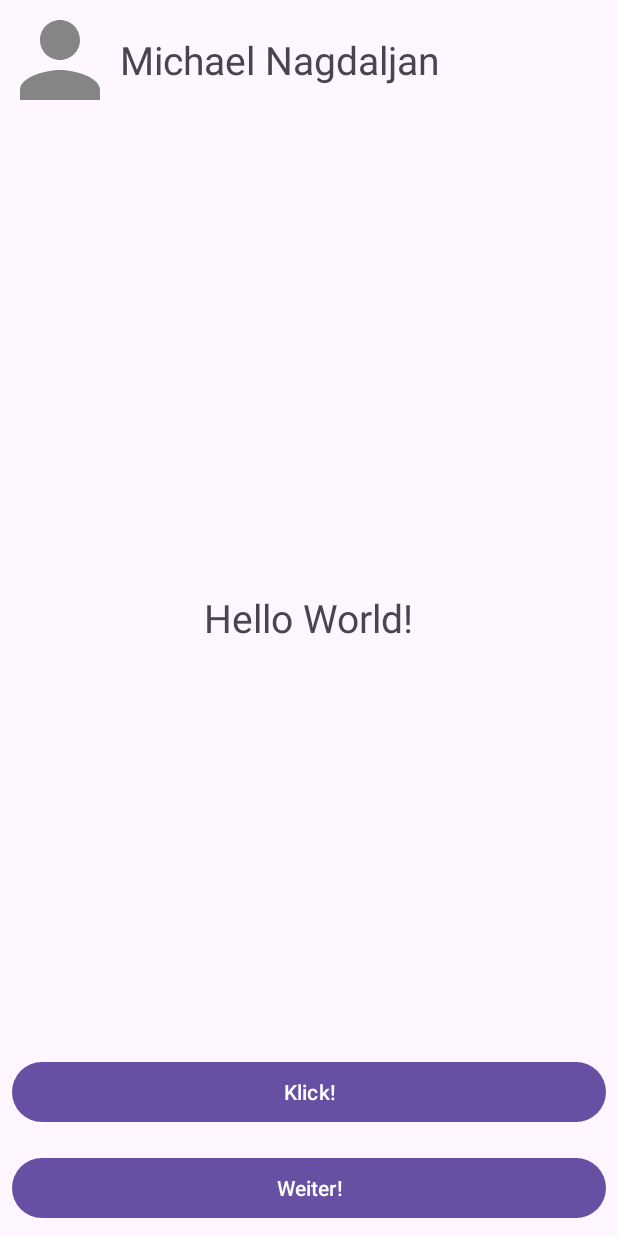
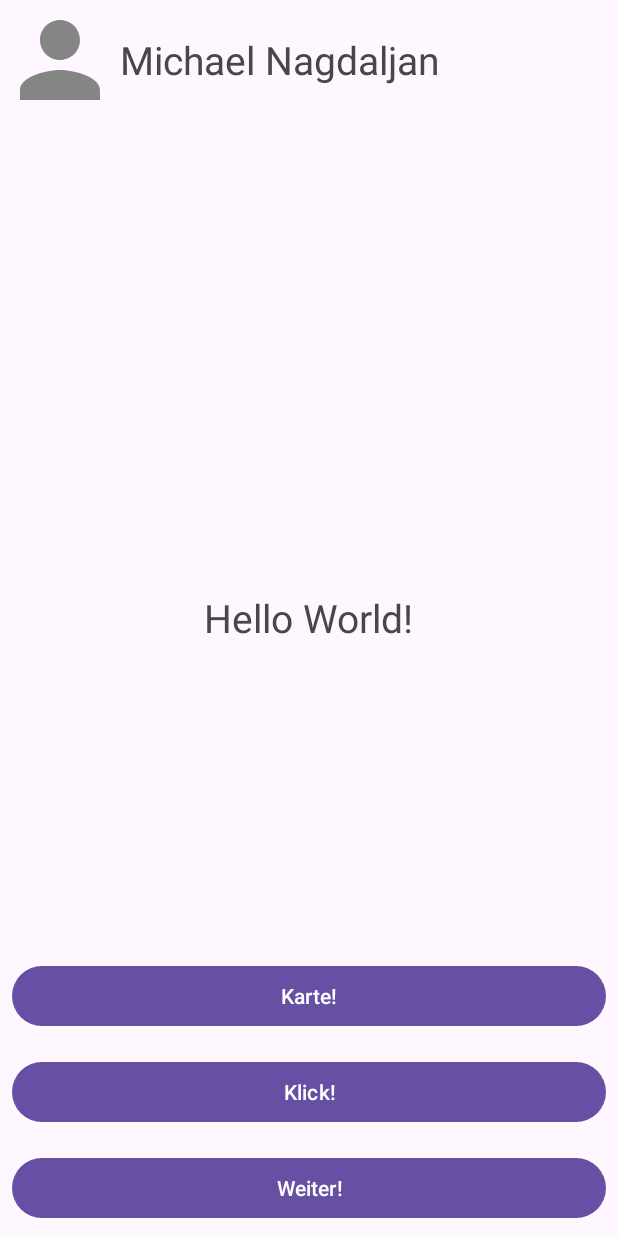
Before and after one commit to michinagdi/Uebung2_HKA_Nagdaljan_neu, an Android app: the screen it shows after launch (MainActivity), on a phone screen of 412 x 824 dp. Run offline under Robolectric (Android 15) with nearby library versions, the phone set to English and light mode, and no system bars.

Commit message:
Übung 3 erledigt

```diff
--- a/app/build.gradle.kts
+++ b/app/build.gradle.kts
@@ -33,6 +33,10 @@ dependencies {
     implementation("androidx.appcompat:appcompat:1.6.1")
     implementation("com.google.android.material:material:1.10.0")
     implementation("androidx.constraintlayout:constraintlayout:2.1.4")
+
+    implementation("org.osmdroid:osmdroid-android:6.1.17")
+    implementation("com.nabinbhandari.android:permissions:3.8")
+
     testImplementation("junit:junit:4.13.2")
     androidTestImplementation("androidx.test.ext:junit:1.1.5")
     androidTestImplementation("androidx.test.espresso:espresso-core:3.5.1")
--- a/app/src/main/java/de/augsburgermichi/hka/uebung2_hka_nagdaljan/Activity_Weiter.java
+++ b/app/src/main/java/de/augsburgermichi/hka/uebung2_hka_nagdaljan/Activity_Weiter.java
@@ -17,7 +17,5 @@ public class Activity_Weiter extends AppCompatActivity {
         textViewWeiter.setText(MainActivity.getTextViewMiddle().getText());
     }
 
-    public void penis() {
 
-    }
 }
--- a/app/src/main/java/de/augsburgermichi/hka/uebung2_hka_nagdaljan/MainActivity.java
+++ b/app/src/main/java/de/augsburgermichi/hka/uebung2_hka_nagdaljan/MainActivity.java
@@ -3,6 +3,7 @@ package de.augsburgermichi.hka.uebung2_hka_nagdaljan;
 import android.content.Intent;
 import android.os.Bundle;
 import android.util.Log;
+import android.view.View;
 import android.widget.Button;
 import android.widget.TextView;
 
@@ -14,6 +15,8 @@ public class MainActivity extends AppCompatActivity {
 
     private Button button_click;
     private Button button_weiter;
+    private Button button_map;
+
     private static TextView textViewMiddle;
     private String[] listOfRandomWords = new String[6];
 
@@ -25,6 +28,8 @@ public class MainActivity extends AppCompatActivity {
 
         button_click = this.findViewById(R.id.btn_click);
         button_weiter = this.findViewById(R.id.btn_next);
+        button_map = this.findViewById(R.id.btn_map);
+
         textViewMiddle = this.findViewById(R.id.txtMessage);
 
         listOfRandomWords[0] = "Heute ist ein schöner Tag!";
@@ -44,6 +49,11 @@ public class MainActivity extends AppCompatActivity {
             this.startActivity(activity_weiter);
         });
 
+        button_map.setOnClickListener(view -> {
+            Intent activity_map = new Intent(this, MapActivity.class);
+            this.startActivity(activity_map);
+        });
+
     }
 
     public static TextView getTextViewMiddle() {
--- a/app/src/main/res/layout/activity_main.xml
+++ b/app/src/main/res/layout/activity_main.xml
@@ -36,6 +36,17 @@
         android:textSize="26sp" />
 
     <Button
+        android:id="@+id/btn_map"
+        android:layout_width="match_parent"
+        android:layout_height="wrap_content"
+        android:layout_above="@id/btn_click"
+        android:layout_marginStart="8dp"
+        android:layout_marginTop="8dp"
+        android:layout_marginEnd="8dp"
+        android:layout_marginBottom="8dp"
+        android:text="@string/karte" />
+
+    <Button
         android:id="@+id/btn_click"
         android:layout_width="match_parent"
         android:layout_height="wrap_content"
@@ -45,6 +56,7 @@
         android:layout_marginEnd="8dp"
         android:layout_marginBottom="8dp"
         android:text="@string/klick" />
+
 
     <Button
         android:id="@+id/btn_next"
--- a/app/src/main/res/values/strings.xml
+++ b/app/src/main/res/values/strings.xml
@@ -5,4 +5,5 @@
     <string name="klick">Klick!</string>
     <string name="weiter">Weiter!</string>
     <string name="michael_nagdaljan">Michael Nagdaljan</string>
+    <string name="karte">Karte!</string>
 </resources>
--- a/settings.gradle.kts
+++ b/settings.gradle.kts
@@ -10,6 +10,7 @@ dependencyResolutionManagement {
     repositories {
         google()
         mavenCentral()
+        jcenter()
     }
 }
 
```
Also changed, not shown: app/src/main/AndroidManifest.xml (+10 -3 lines).
